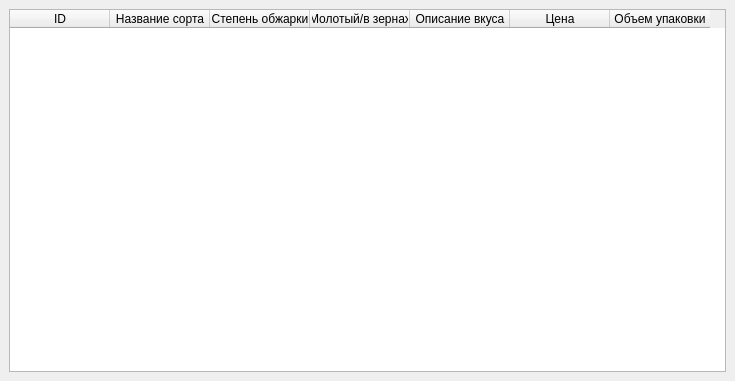
Before: the Qt Designer form main.ui in patronsgg/coffee_rep, drawn with Qt 5.
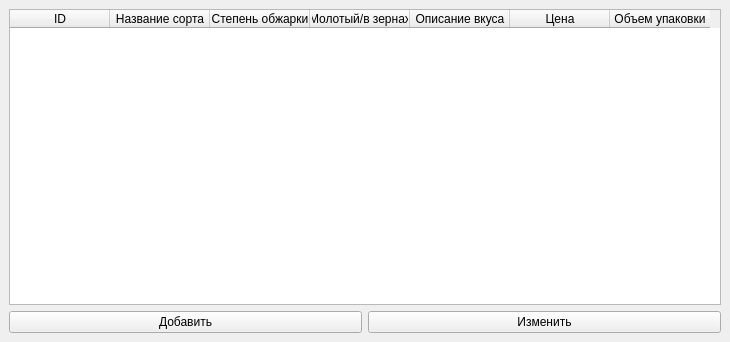
After: the same form once the commit is applied.

Diff of the .ui file:
```diff
--- a/main.ui
+++ b/main.ui
@@ -6,15 +6,15 @@
    <rect>
     <x>0</x>
     <y>0</y>
-    <width>735</width>
-    <height>381</height>
+    <width>730</width>
+    <height>342</height>
    </rect>
   </property>
   <property name="windowTitle">
    <string>MainWindow</string>
   </property>
   <widget class="QWidget" name="centralwidget">
-   <layout class="QHBoxLayout" name="horizontalLayout">
+   <layout class="QVBoxLayout" name="verticalLayout">
     <item>
      <widget class="QTableWidget" name="tableWidget">
       <attribute name="horizontalHeaderCascadingSectionResizes">
@@ -69,6 +69,24 @@
       </column>
      </widget>
     </item>
+    <item>
+     <layout class="QHBoxLayout" name="horizontalLayout">
+      <item>
+       <widget class="QPushButton" name="pushButton">
+        <property name="text">
+         <string>Добавить</string>
+        </property>
+       </widget>
+      </item>
+      <item>
+       <widget class="QPushButton" name="pushButton_2">
+        <property name="text">
+         <string>Изменить</string>
+        </property>
+       </widget>
+      </item>
+     </layout>
+    </item>
    </layout>
   </widget>
  </widget>
```
